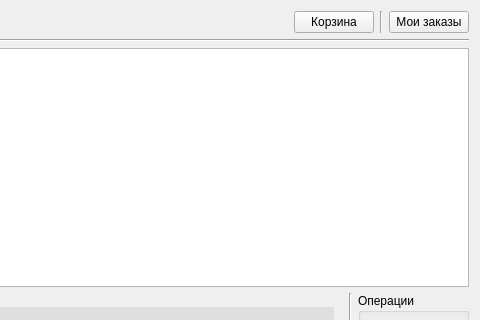
This is 3 course/postgres_coursework/Views/BuyerForm.ui in Manerton/labs-se as Qt 5 draws it before an edit; both pictures show x 800 to 1280 and y 0 to 320 of the 1280 by 720 pixel window. The edited form follows.
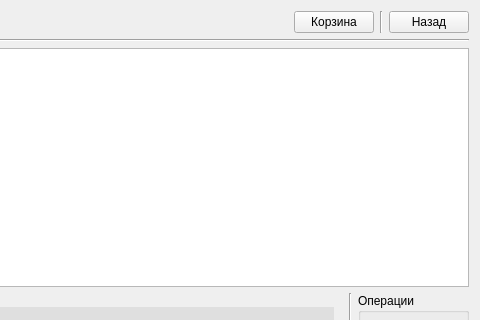
This is the edited form.

```diff
--- a/3 course/postgres_coursework/Views/BuyerForm.ui
+++ b/3 course/postgres_coursework/Views/BuyerForm.ui
@@ -485,7 +485,7 @@
      <item>
       <widget class="QPushButton" name="pushButton_myOrders">
        <property name="text">
-        <string>Мои заказы</string>
+        <string>Назад</string>
        </property>
       </widget>
      </item>
```
Left out of the diff: 2 changed lines with no effect on the pictures.
